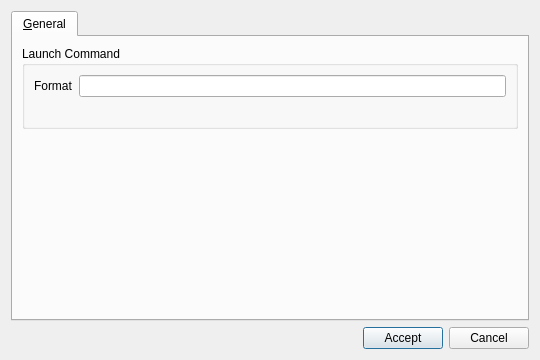
Qt form ui/emulator_settings.ui (SanderTheDragon/Qtendo) before a commit.
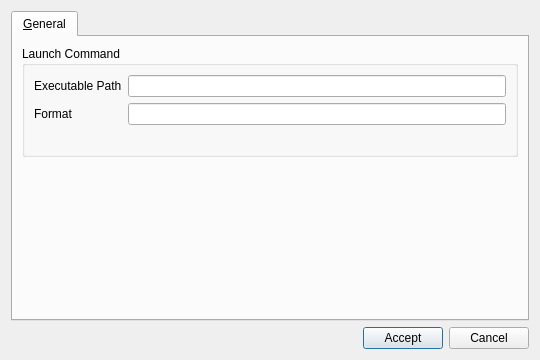
The same form after that commit. Icons and pictures are not drawn.

Commit message: Added setting for custom executable path

```diff
--- a/ui/emulator_settings.ui
+++ b/ui/emulator_settings.ui
@@ -71,21 +71,21 @@
           <string>Launch Command</string>
          </property>
          <layout class="QGridLayout" name="gridLayout_3">
-          <item row="0" column="0">
+          <item row="1" column="0">
            <widget class="QLabel" name="commandFormatLabel">
             <property name="text">
              <string>Format</string>
             </property>
            </widget>
           </item>
-          <item row="0" column="1">
+          <item row="1" column="1">
            <widget class="QLineEdit" name="commandFormat">
             <property name="toolTip">
              <string>&lt;html&gt;&lt;head/&gt;&lt;body&gt;&lt;p&gt;Supported variables:&lt;ul&gt;&lt;li&gt;{EXEC}    Path to executable&lt;/li&gt;&lt;li&gt;{ROM}     Path to launched ROM&lt;/li&gt;&lt;li&gt;{ARGS}    Required command line options&lt;/li&gt;&lt;/ul&gt;&lt;/p&gt;&lt;/body&gt;&lt;/html&gt;</string>
             </property>
            </widget>
           </item>
-          <item row="1" column="1">
+          <item row="2" column="1">
            <widget class="QLabel" name="commandFormatPreview">
             <property name="font">
              <font>
@@ -100,6 +100,16 @@
             </property>
            </widget>
           </item>
+          <item row="0" column="0">
+           <widget class="QLabel" name="pathLabel">
+            <property name="text">
+             <string>Executable Path</string>
+            </property>
+           </widget>
+          </item>
+          <item row="0" column="1">
+           <widget class="QLineEdit" name="pathEdit"/>
+          </item>
          </layout>
         </widget>
        </item>
```
The commit also changes 8 other files.
